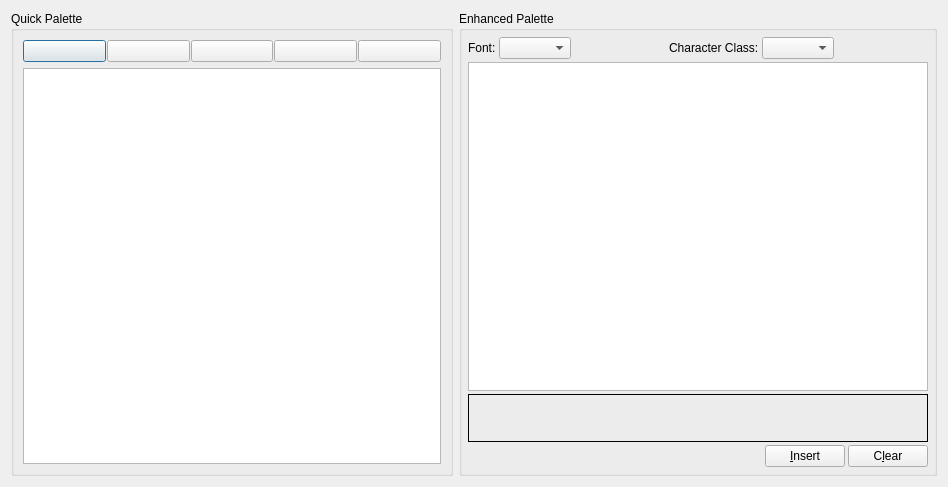
Qt form scribus/charselect.ui (scribusproject/scribus) before a commit.
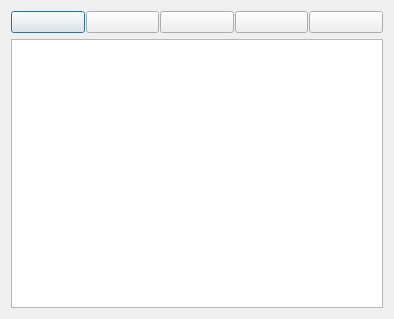
The same form after that commit. Custom widgets are drawn as their Qt base class.

Commit message: New concept of "Insert Glyph" - performance saving on start/doc change; size and position is now handled in sane way. + resolved #7435: The feature to insert a glyph by its Unicode value has disappeared from the Insert > Glyph dialog

```diff
--- a/scribus/charselect.ui
+++ b/scribus/charselect.ui
@@ -5,20 +5,14 @@
    <rect>
     <x>0</x>
     <y>0</y>
-    <width>948</width>
-    <height>487</height>
+    <width>394</width>
+    <height>319</height>
    </rect>
   </property>
   <property name="windowTitle" >
    <string>Character Palette</string>
   </property>
-  <layout class="QGridLayout" >
-   <item row="0" column="0" >
-    <widget class="QGroupBox" name="m_quickPalette" >
-     <property name="title" >
-      <string>Quick Palette</string>
-     </property>
-     <layout class="QGridLayout" >
+  <layout class="QGridLayout" name="gridLayout" >
       <item row="0" column="0" >
        <layout class="QHBoxLayout" >
         <property name="spacing" >
@@ -75,163 +69,7 @@
       </item>
      </layout>
     </widget>
-   </item>
-   <item row="0" column="1" >
-    <widget class="QGroupBox" name="m_bigPalette" >
-     <property name="sizePolicy" >
-      <sizepolicy vsizetype="Preferred" hsizetype="MinimumExpanding" >
-       <horstretch>0</horstretch>
-       <verstretch>0</verstretch>
-      </sizepolicy>
-     </property>
-     <property name="title" >
-      <string>Enhanced Palette</string>
-     </property>
-     <layout class="QGridLayout" >
-      <property name="margin" >
-       <number>6</number>
-      </property>
-      <property name="spacing" >
-       <number>3</number>
-      </property>
-      <item row="0" column="0" >
-       <widget class="QLabel" name="label" >
-        <property name="text" >
-         <string>Font:</string>
-        </property>
-       </widget>
-      </item>
-      <item row="0" column="1" >
-       <widget class="FontCombo" name="fontSelector" />
-      </item>
-      <item row="0" column="2" >
-       <spacer>
-        <property name="orientation" >
-         <enum>Qt::Horizontal</enum>
-        </property>
-        <property name="sizeHint" stdset="0" >
-         <size>
-          <width>40</width>
-          <height>20</height>
-         </size>
-        </property>
-       </spacer>
-      </item>
-      <item row="0" column="3" >
-       <widget class="QLabel" name="label_2" >
-        <property name="text" >
-         <string>Character Class:</string>
-        </property>
-       </widget>
-      </item>
-      <item row="0" column="4" >
-       <widget class="ScComboBox" name="rangeSelector" />
-      </item>
-      <item row="0" column="5" >
-       <spacer>
-        <property name="orientation" >
-         <enum>Qt::Horizontal</enum>
-        </property>
-        <property name="sizeHint" stdset="0" >
-         <size>
-          <width>40</width>
-          <height>20</height>
-         </size>
-        </property>
-       </spacer>
-      </item>
-      <item row="1" column="0" colspan="6" >
-       <widget class="CharTableView" name="m_charTable" >
-        <property name="minimumSize" >
-         <size>
-          <width>340</width>
-          <height>0</height>
-         </size>
-        </property>
-        <property name="toolTip" >
-         <string>You can see a thumbnail if you press and hold down the right mouse button.
-The Insert key inserts a Glyph into the Selection below and the Delete key removes the last inserted one</string>
-        </property>
-        <property name="dragDropOverwriteMode" >
-         <bool>false</bool>
-        </property>
-        <property name="dragDropMode" >
-         <enum>QAbstractItemView::DragOnly</enum>
-        </property>
-        <property name="selectionMode" >
-         <enum>QAbstractItemView::SingleSelection</enum>
-        </property>
-       </widget>
-      </item>
-      <item row="2" column="0" colspan="6" >
-       <widget class="QLabel" name="sample" >
-        <property name="minimumSize" >
-         <size>
-          <width>460</width>
-          <height>48</height>
-         </size>
-        </property>
-        <property name="frameShape" >
-         <enum>QFrame::Box</enum>
-        </property>
-        <property name="lineWidth" >
-         <number>1</number>
-        </property>
-       </widget>
-      </item>
-      <item row="3" column="0" colspan="6" >
-       <layout class="QHBoxLayout" >
-        <item>
-         <spacer>
-          <property name="orientation" >
-           <enum>Qt::Horizontal</enum>
-          </property>
-          <property name="sizeHint" stdset="0" >
-           <size>
-            <width>40</width>
-            <height>20</height>
-           </size>
-          </property>
-         </spacer>
-        </item>
-        <item>
-         <widget class="QPushButton" name="insertButton" >
-          <property name="toolTip" >
-           <string>Insert the characters at the cursor in the text</string>
-          </property>
-          <property name="text" >
-           <string>&amp;Insert</string>
-          </property>
-         </widget>
-        </item>
-        <item>
-         <widget class="QPushButton" name="deleteButton" >
-          <property name="toolTip" >
-           <string>Delete the current selection(s).</string>
-          </property>
-          <property name="text" >
-           <string>C&amp;lear</string>
-          </property>
-         </widget>
-        </item>
-       </layout>
-      </item>
-     </layout>
-    </widget>
-   </item>
-  </layout>
- </widget>
  <customwidgets>
-  <customwidget>
-   <class>FontCombo</class>
-   <extends>QComboBox</extends>
-   <header>fontcombo.h</header>
-  </customwidget>
-  <customwidget>
-   <class>ScComboBox</class>
-   <extends>QComboBox</extends>
-   <header>sccombobox.h</header>
-  </customwidget>
   <customwidget>
    <class>CharTableView</class>
    <extends>QTableView</extends>
```
Left out of the diff: 8 changed lines with no effect on the pictures. Lines whose indentation alone changed are shown as unchanged. The commit also changes 11 other files.
